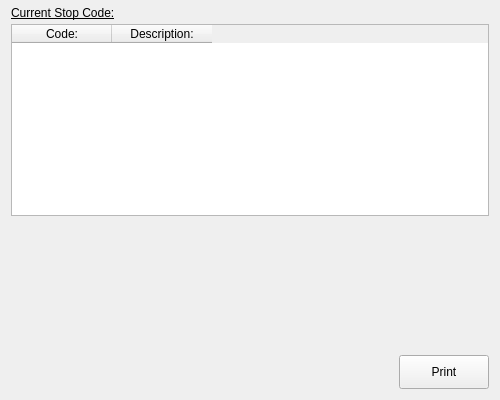
This is ui/CUcontent_DCs_stopCodes.ui in Comer352L/FreeSSM as Qt 5 draws it before an edit. The edited form follows.
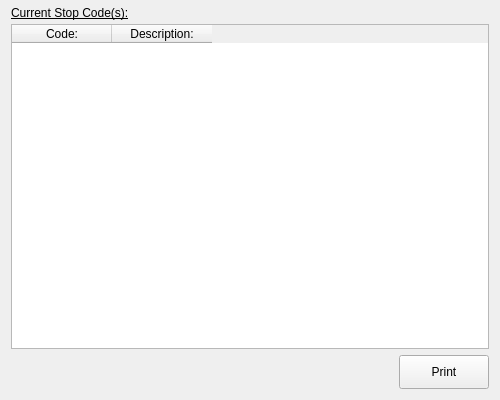
This is the edited form. Icons and pictures are not drawn.

Commit message: Fix layout of the content widget for CC stop codes

```diff
--- a/ui/CUcontent_DCs_stopCodes.ui
+++ b/ui/CUcontent_DCs_stopCodes.ui
@@ -59,7 +59,7 @@
         </font>
        </property>
        <property name="text">
-        <string>Current Stop Code:</string>
+        <string>Current Stop Code(s):</string>
        </property>
        <property name="alignment">
         <set>Qt::AlignBottom|Qt::AlignLeading|Qt::AlignLeft</set>
@@ -69,7 +69,7 @@
      <item>
       <widget class="QTableWidget" name="currOrTempDTCs_tableWidget">
        <property name="sizePolicy">
-        <sizepolicy hsizetype="Preferred" vsizetype="Preferred">
+        <sizepolicy hsizetype="Preferred" vsizetype="MinimumExpanding">
          <horstretch>0</horstretch>
          <verstretch>0</verstretch>
         </sizepolicy>
@@ -101,19 +101,6 @@
        </column>
       </widget>
      </item>
-     <item>
-      <spacer name="verticalSpacer">
-       <property name="orientation">
-        <enum>Qt::Vertical</enum>
-       </property>
-       <property name="sizeHint" stdset="0">
-        <size>
-         <width>20</width>
-         <height>40</height>
-        </size>
-       </property>
-      </spacer>
-     </item>
     </layout>
    </item>
    <item>
```
